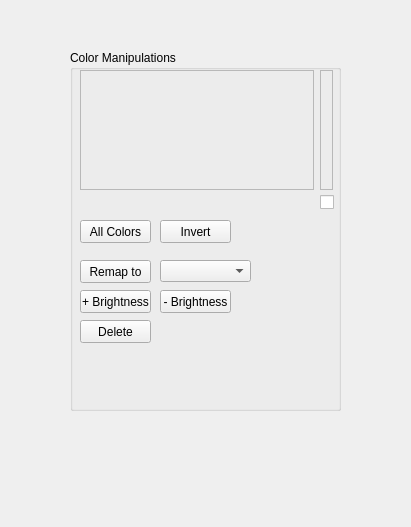
Qt form editor_app/gui/colorcontrol.ui (danielmeinert/objectcreator) before a commit.
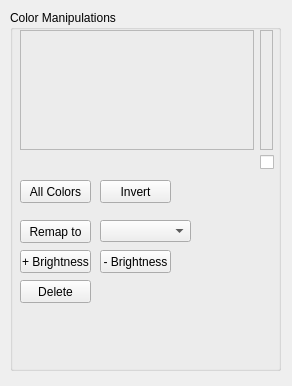
The same form after that commit. Icons and pictures are not drawn.

What changed in the file:
```diff
--- a/editor_app/gui/colorcontrol.ui
+++ b/editor_app/gui/colorcontrol.ui
@@ -6,8 +6,8 @@
    <rect>
     <x>0</x>
     <y>0</y>
-    <width>411</width>
-    <height>527</height>
+    <width>292</width>
+    <height>386</height>
    </rect>
   </property>
   <property name="windowTitle">
@@ -16,8 +16,8 @@
   <widget class="QGroupBox" name="groupBox_selectedColor">
    <property name="geometry">
     <rect>
-     <x>70</x>
-     <y>50</y>
+     <x>10</x>
+     <y>10</y>
      <width>271</width>
      <height>361</height>
     </rect>
```
